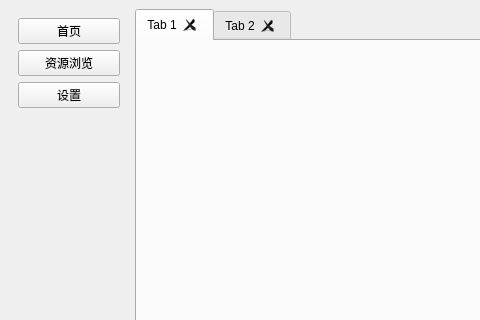
This is MuseLog/ui/main_window.ui in super999/MetaStoryBoard as Qt 5 draws it before an edit; both pictures show x 0 to 480 and y 0 to 320 of the 1373 by 855 pixel window. The edited form follows.
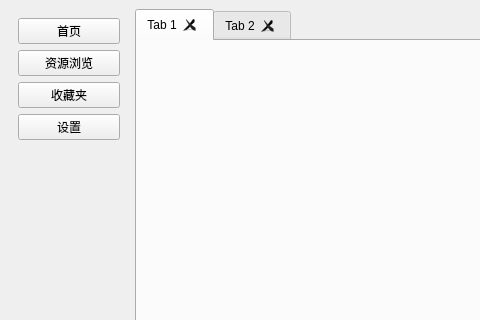
This is the edited form.

Commit message: 添加收藏夹按钮及相关界面，创建收藏夹标签页以便于管理和浏览收藏内容

What changed in the file:
```diff
--- a/MuseLog/ui/main_window.ui
+++ b/MuseLog/ui/main_window.ui
@@ -44,6 +44,13 @@
          </property>
         </widget>
        </item>
+       <item>
+        <widget class="QPushButton" name="btnFavorites">
+         <property name="text">
+          <string>收藏夹</string>
+         </property>
+        </widget>
+       </item>
        <item>
         <widget class="QPushButton" name="btnSettings">
          <property name="text">
```
The commit also changes 4 other files.
